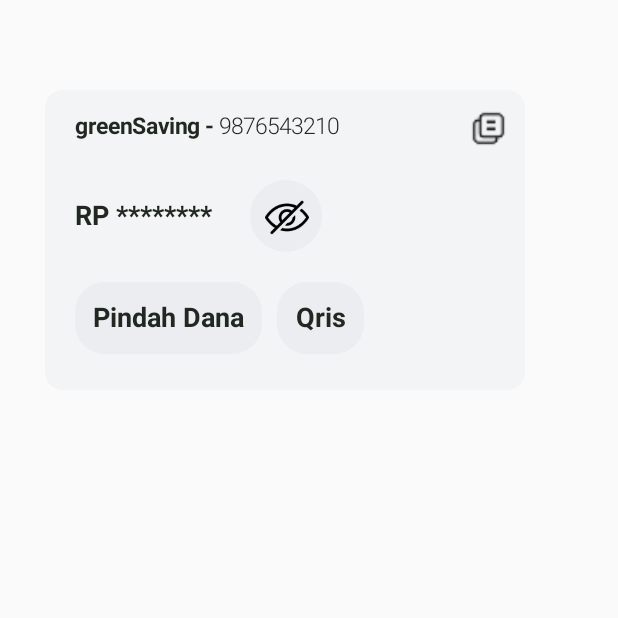
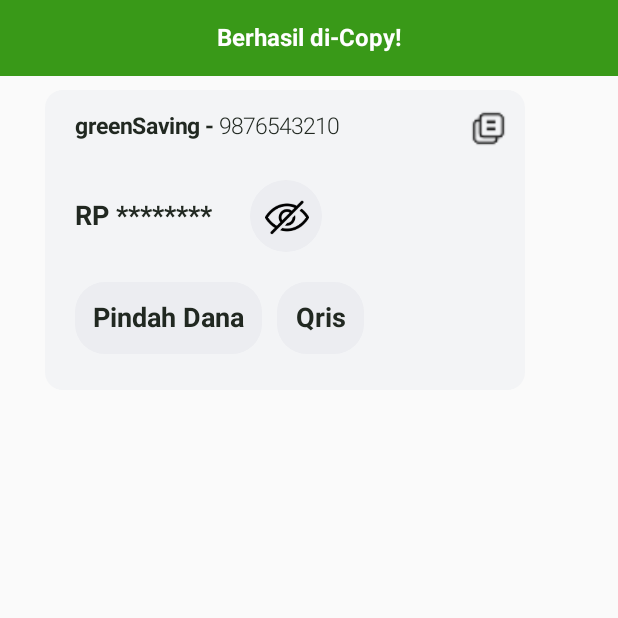
Before and after one commit to veroanggraa/GreenBankApplication, an Android app built with Jetpack Compose: the screen it shows after launch (MainActivity), after a tap on "Copy", on a phone screen of 412 x 824 dp, the top half of it. Run offline under Robolectric (Android 15) with nearby library versions, the phone set to English and light mode, and no system bars.

Commit message:
update custom toast

```diff
--- a/app/src/main/java/com/veroanggra/greenbankapplication/MainActivity.kt
+++ b/app/src/main/java/com/veroanggra/greenbankapplication/MainActivity.kt
@@ -5,11 +5,15 @@ import androidx.activity.ComponentActivity
 import androidx.activity.compose.setContent
 import androidx.activity.enableEdgeToEdge
 import androidx.compose.foundation.layout.padding
+import androidx.compose.runtime.getValue
+import androidx.compose.runtime.mutableStateOf
+import androidx.compose.runtime.remember
+import androidx.compose.runtime.setValue
 import androidx.compose.ui.Modifier
 import androidx.compose.ui.unit.dp
 import com.veroanggra.greenbankapplication.ui.theme.GreenBankApplicationTheme
 import com.veroanggra.greenbankapplication.utils.actions.setClipboard
-import com.veroanggra.greenbankapplication.utils.actions.showCopiedToast
+import com.veroanggra.greenbankapplication.utils.component.CustomTopToastCompose
 import com.veroanggra.greenbankapplication.utils.component.SavingCard
 
 class MainActivity : ComponentActivity() {
@@ -18,16 +22,29 @@ class MainActivity : ComponentActivity() {
         enableEdgeToEdge()
         setContent {
             GreenBankApplicationTheme {
-                val text = "9876543210"
+                val textNumber = "9876543210"
+                val textName = "greenSaving"
+                val balance = "1.000.000"
+                var isShowMessage by remember { mutableStateOf(false) }
+                var message by remember { mutableStateOf("") }
                 SavingCard(
                     modifier = Modifier.padding(horizontal = 30.dp, vertical = 60.dp),
-                    textNumber = text,
+                    textNumber = textNumber,
+                    textName = textName,
+                    balance = balance,
                     onClick = {
                         this.apply {
-                            setClipboard("Copied", text)
-                            showCopiedToast("Account Number Copied", this)
+                            setClipboard("Account Number", textNumber)
+                            isShowMessage = true
+                            message = "Berhasil di-Copy!"
                         }
                     })
+                if (isShowMessage) {
+                    CustomTopToastCompose(
+                        message = message,
+                        onDismiss = { isShowMessage = false }
+                    )
+                }
             }
         }
     }
--- a/app/src/main/java/com/veroanggra/greenbankapplication/utils/actions/Actions.kt
+++ b/app/src/main/java/com/veroanggra/greenbankapplication/utils/actions/Actions.kt
@@ -13,7 +13,3 @@ fun Context.setClipboard(label: String, text: String) {
         )
     )
 }
-
-fun Context.showCopiedToast(message: String, context: Context) {
-    Toast.makeText(context, message, Toast.LENGTH_SHORT).show()
-}
--- a/app/src/main/java/com/veroanggra/greenbankapplication/utils/component/CustomText.kt
+++ b/app/src/main/java/com/veroanggra/greenbankapplication/utils/component/CustomText.kt
@@ -19,13 +19,11 @@ import androidx.compose.ui.unit.sp
 
 
 @Composable
-fun AccountNameNumberTextCopy(
+fun AccountNameNumberText(
     textName: String,
     textNumber: String,
-    onClick: () -> Unit,
     modifier: Modifier = Modifier
 ) {
-    Row(modifier = modifier.fillMaxWidth(), horizontalArrangement = Arrangement.SpaceBetween) {
         Row(modifier = Modifier.padding(top = 15.dp, start = 20.dp)) {
             Text(
                 text = textName, style = TextStyle(
@@ -49,6 +47,17 @@ fun AccountNameNumberTextCopy(
                 )
             )
         }
+}
+
+@Composable
+fun AccountNameNumberTextCopy(
+    textName: String,
+    textNumber: String,
+    onClick: () -> Unit,
+    modifier: Modifier = Modifier
+) {
+    Row(modifier = modifier.fillMaxWidth(), horizontalArrangement = Arrangement.SpaceBetween) {
+        AccountNameNumberText(textName = textName, textNumber = textNumber, modifier = Modifier)
         CopyButton(onClick = onClick)
     }
 }
--- /dev/null
+++ b/app/src/main/java/com/veroanggra/greenbankapplication/utils/component/CustomToast.kt
@@ -0,0 +1,66 @@
+package com.veroanggra.greenbankapplication.utils.component
+
+import androidx.compose.animation.AnimatedVisibility
+import androidx.compose.animation.core.tween
+import androidx.compose.animation.fadeOut
+import androidx.compose.foundation.background
+import androidx.compose.foundation.layout.Box
+import androidx.compose.foundation.layout.fillMaxWidth
+import androidx.compose.foundation.layout.padding
+import androidx.compose.material3.Text
+import androidx.compose.runtime.Composable
+import androidx.compose.runtime.LaunchedEffect
+import androidx.compose.runtime.getValue
+import androidx.compose.runtime.mutableStateOf
+import androidx.compose.runtime.remember
+import androidx.compose.runtime.setValue
+import androidx.compose.ui.Alignment
+import androidx.compose.ui.Modifier
+import androidx.compose.ui.graphics.Color
+import androidx.compose.ui.res.colorResource
+import androidx.compose.ui.text.TextStyle
+import androidx.compose.ui.text.font.FontWeight
+import androidx.compose.ui.text.style.TextAlign
+import androidx.compose.ui.unit.dp
+import androidx.compose.ui.unit.sp
+import kotlinx.coroutines.delay
+
+@Composable
+fun CustomTopToastCompose(
+    message: String,
+    modifier: Modifier = Modifier,
+    backgroundColor: Color = Color(0xFF399918),
+    duration: Long = 3000L,
+    onDismiss: () -> Unit
+) {
+    var isVisible by remember { mutableStateOf(true) }
+
+    LaunchedEffect(key1 = message) {
+        delay(duration)
+        isVisible = false
+        onDismiss()
+    }
+
+    AnimatedVisibility(
+        visible = isVisible,
+        exit = fadeOut(animationSpec = tween(500))
+    ) {
+        Box(
+            modifier = modifier
+                .fillMaxWidth()
+                .background(backgroundColor)
+                .padding(16.dp),
+            contentAlignment = Alignment.Center
+        ) {
+            Text(
+                text = message,
+                style = TextStyle(
+                    fontSize = 16.sp,
+                    fontWeight = FontWeight.Bold,
+                    color = Color.White,
+                    textAlign = TextAlign.Center
+                )
+            )
+        }
+    }
+}
--- a/app/src/main/java/com/veroanggra/greenbankapplication/utils/component/SavingCard.kt
+++ b/app/src/main/java/com/veroanggra/greenbankapplication/utils/component/SavingCard.kt
@@ -16,7 +16,7 @@ import androidx.compose.ui.tooling.preview.Preview
 import androidx.compose.ui.unit.dp
 
 @Composable
-fun SavingCard(modifier: Modifier, onClick: () -> Unit, textNumber: String) {
+fun SavingCard(modifier: Modifier, onClick: () -> Unit, textNumber: String, balance: String, textName: String) {
     Card(
         modifier = modifier.size(width = 320.dp, height = 200.dp),
         colors = CardDefaults.cardColors(containerColor = Color(0xFFF3F4F6))
@@ -24,12 +24,12 @@ fun SavingCard(modifier: Modifier, onClick: () -> Unit, textNumber: String) {
         Column(verticalArrangement = Arrangement.SpaceBetween) {
             AccountNameNumberTextCopy(
                 modifier = Modifier,
-                textName = "greenSaving",
+                textName = textName,
                 textNumber = textNumber,
                 onClick = onClick
             )
             BalanceText(
-                balance = "10.000",
+                balance = balance,
                 modifier = Modifier.padding(start = 20.dp, top = 20.dp),
                 isVisible = false
             )
@@ -45,5 +45,5 @@ fun SavingCard(modifier: Modifier, onClick: () -> Unit, textNumber: String) {
 @Preview
 @Composable
 private fun PreViewCard() {
-    SavingCard(modifier = Modifier, textNumber = "0291938237", onClick = {})
+    SavingCard(modifier = Modifier, textNumber = "0291938237", textName = "greenSaving", balance = "1.000.000", onClick = {})
 }
```
